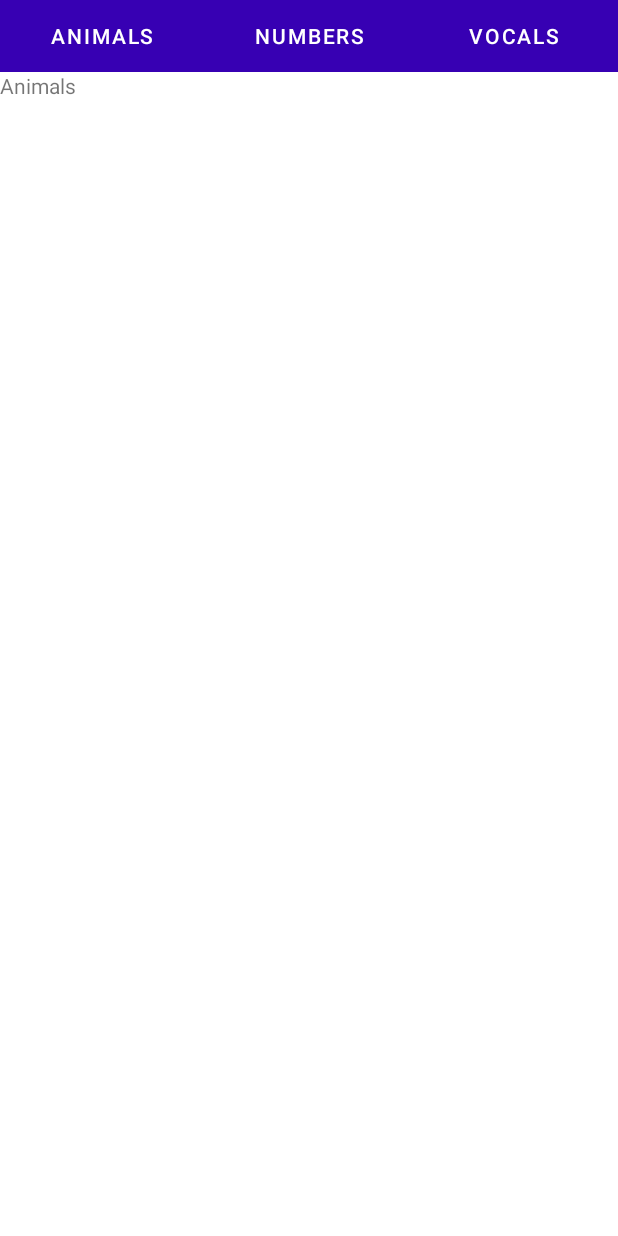
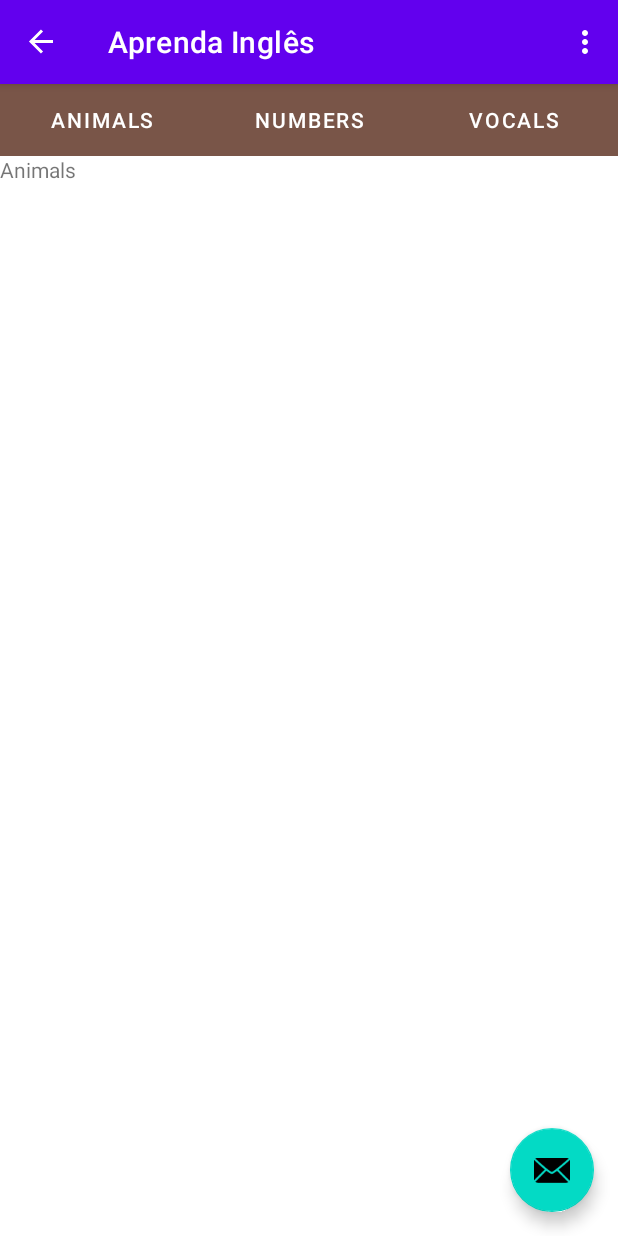
Before and after one commit to Matheus-MNS/android-udemy-course, an Android app: the screen it shows after launch (MainLearnEnglishActivity before the commit, MainActivity after it), in the side drawer, after a tap on "Aprenda Inglês", on a phone screen of 412 x 824 dp. Run offline under Robolectric (Android 15) with nearby library versions, the phone set to English and light mode, and no system bars; our stand-ins replace navigation-ui.

Commit message:
Layout initialized

```diff
--- a/app/src/main/AndroidManifest.xml
+++ b/app/src/main/AndroidManifest.xml
@@ -9,11 +9,7 @@
         android:roundIcon="@mipmap/ic_launcher_round"
         android:supportsRtl="true"
         android:theme="@style/Theme.AndroidUdemyCourse">
-        <activity android:name=".feature.learn_english.acitivity.MainLearnEnglishActivity"></activity>
-        <activity
-            android:name=".feature.learn_english.MainLearEglishActivity"
-            android:label="@string/title_activity_main_lear_eglish"
-            android:theme="@style/Theme.AndroidUdemyCourse.NoActionBar" />
+
         <activity
             android:name=".MainActivity"
             android:label="@string/app_name"
--- a/app/src/main/java/com/matheus/androidudemycourse/MainActivity.kt
+++ b/app/src/main/java/com/matheus/androidudemycourse/MainActivity.kt
@@ -13,7 +13,6 @@ import androidx.core.view.GravityCompat
 import androidx.navigation.ui.*
 import com.matheus.androidudemycourse.databinding.ActivityMainBinding
 import com.matheus.androidudemycourse.feature.atm_consultancy.AtmConsultancyActivity
-import com.matheus.androidudemycourse.feature.learn_english.acitivity.MainLearnEnglishActivity
 
 class MainActivity : AppCompatActivity() {
 
@@ -50,10 +49,6 @@ class MainActivity : AppCompatActivity() {
                     val intent = Intent(this, AtmConsultancyActivity::class.java)
                     startActivity(intent)
                 }
-                R.id.nav_learn_english -> {
-                    val intent = Intent(this, MainLearnEnglishActivity::class.java)
-                    startActivity(intent)
-                }
                 else -> {
                     NavigationUI.onNavDestinationSelected(menuItem, navController);
                 }
--- a/app/src/main/java/com/matheus/androidudemycourse/feature/learn_english/acitivity/MainLearnEnglishActivity.kt
+++ /dev/null
@@ -1,20 +0,0 @@
-package com.matheus.androidudemycourse.feature.learn_english.acitivity
-
-import androidx.appcompat.app.AppCompatActivity
-import android.os.Bundle
-import com.matheus.androidudemycourse.databinding.ActivityMainLearnEnglishBinding
-import com.matheus.androidudemycourse.feature.learn_english.adapter.LearnEnglishAdapter
-
-class MainLearnEnglishActivity : AppCompatActivity() {
-
-    private lateinit var binding: ActivityMainLearnEnglishBinding
-
-    override fun onCreate(savedInstanceState: Bundle?) {
-        super.onCreate(savedInstanceState)
-        binding = ActivityMainLearnEnglishBinding.inflate(layoutInflater)
-        setContentView(binding.root)
-
-        binding.learnEnglishViewPager.adapter = LearnEnglishAdapter(supportFragmentManager,this)
-        binding.learnEnglishTabLayout.setupWithViewPager(binding.learnEnglishViewPager)
-    }
-}
--- a/app/src/main/java/com/matheus/androidudemycourse/feature/learn_english/adapter/LearnEnglishAdapter.kt
+++ b/app/src/main/java/com/matheus/androidudemycourse/feature/learn_english/adapter/LearnEnglishAdapter.kt
@@ -7,40 +7,28 @@ import androidx.fragment.app.FragmentPagerAdapter
 import com.matheus.androidudemycourse.R
 import com.matheus.androidudemycourse.feature.learn_english.fragments.AnimalsFragment
 import com.matheus.androidudemycourse.feature.learn_english.fragments.NumbersFragment
-import com.matheus.androidudemycourse.feature.learn_english.fragments.VocalsFragment
+import com.matheus.androidudemycourse.feature.learn_english.fragments.VowelsFragment
 
-class LearnEnglishAdapter(fragmentManager: FragmentManager, private val activity: Activity):
+class LearnEnglishAdapter(fragmentManager: FragmentManager, private val activity: Activity) :
     FragmentPagerAdapter(fragmentManager, BEHAVIOR_RESUME_ONLY_CURRENT_FRAGMENT) {
 
     override fun getItem(position: Int): Fragment {
         return when (position) {
-            0 -> {
-                AnimalsFragment()
-            }
-            1 -> {
-                NumbersFragment()
-            }
-            else -> {
-                VocalsFragment()
-            }
+            0 -> AnimalsFragment()
+            1 -> NumbersFragment()
+            else -> VowelsFragment()
         }
     }
+
     override fun getCount(): Int {
         return 3
     }
 
     override fun getPageTitle(position: Int): CharSequence {
         return when (position) {
-            0 -> {
-                activity.getString(R.string.fragmet_animals)
-            }
-            1 -> {
-                activity.getString(R.string.fragmet_nubers)
-            }
-            else -> {
-                activity.getString(R.string.fragmet_vocals)
-            }
+            0 -> activity.getString(R.string.fragmet_animals)
+            1 -> activity.getString(R.string.fragmet_nubers)
+            else -> activity.getString(R.string.fragmet_vocals)
         }
     }
-
 }
--- /dev/null
+++ b/app/src/main/java/com/matheus/androidudemycourse/feature/learn_english/fragments/MainLearEnglishFragment.kt
@@ -0,0 +1,35 @@
+package com.matheus.androidudemycourse.feature.learn_english.fragments
+
+import android.os.Bundle
+import androidx.fragment.app.Fragment
+import android.view.LayoutInflater
+import android.view.View
+import android.view.ViewGroup
+import androidx.fragment.app.FragmentManager
+import com.matheus.androidudemycourse.R
+import com.matheus.androidudemycourse.databinding.FragmentMainLearEnglishBinding
+import com.matheus.androidudemycourse.feature.learn_english.adapter.LearnEnglishAdapter
+
+class MainLearEnglishFragment : Fragment() {
+
+    private lateinit var binding: FragmentMainLearEnglishBinding
+
+    override fun onCreateView(
+        inflater: LayoutInflater,
+        container: ViewGroup?,
+        savedInstanceState: Bundle?
+    ): View {
+        binding = FragmentMainLearEnglishBinding.inflate(inflater, container, false)
+        return binding.root
+    }
+
+    override fun onViewCreated(view: View, savedInstanceState: Bundle?) {
+
+        with(binding) {
+            learnEnglishViewPager.adapter = activity?.let {
+                LearnEnglishAdapter(childFragmentManager, it)
+            }
+            learnEnglishTabLayout.setupWithViewPager(learnEnglishViewPager)
+        }
+    }
+}
--- a/app/src/main/java/com/matheus/androidudemycourse/feature/learn_english/fragments/VocalsFragment.kt
+++ b/app/src/main/java/com/matheus/androidudemycourse/feature/learn_english/fragments/VowelsFragment.kt
@@ -7,7 +7,7 @@ import android.view.View
 import android.view.ViewGroup
 import com.matheus.androidudemycourse.databinding.FragmentVocalsBinding
 
-class VocalsFragment : Fragment() {
+class VowelsFragment : Fragment() {
 
     private lateinit var binding: FragmentVocalsBinding
 
--- a/app/src/main/res/layout/activity_main_learn_english.xml
+++ b/app/src/main/res/layout/fragment_main_lear_english.xml
@@ -1,22 +1,22 @@
 <?xml version="1.0" encoding="utf-8"?>
 <androidx.constraintlayout.widget.ConstraintLayout xmlns:android="http://schemas.android.com/apk/res/android"
-    xmlns:app="http://schemas.android.com/apk/res-auto"
     xmlns:tools="http://schemas.android.com/tools"
     android:layout_width="match_parent"
     android:layout_height="match_parent"
+    xmlns:app="http://schemas.android.com/apk/res-auto"
     android:orientation="vertical"
-    tools:context=".feature.learn_english.acitivity.MainLearnEnglishActivity">
+    tools:context=".feature.learn_english.fragments.MainLearEnglishFragment">
 
     <com.google.android.material.tabs.TabLayout
         android:id="@+id/learnEnglishTabLayout"
         android:layout_width="match_parent"
         android:layout_height="wrap_content"
-        android:background="@color/purple_700"
+        android:background="@color/colorPrimaryLearnEnglish"
         app:layout_constraintEnd_toEndOf="parent"
         app:layout_constraintStart_toStartOf="parent"
         app:layout_constraintTop_toTopOf="parent"
         app:tabGravity="fill"
-        app:tabIndicator="@color/white"
+        app:tabIndicator="@color/colorAccentDarkLearnEnglish"
         app:tabMaxWidth="0dp"
         app:tabMinWidth="0dp"
         app:tabMode="fixed"
@@ -29,5 +29,4 @@
         android:layout_height="match_parent"
         app:layout_constraintTop_toBottomOf="@id/learnEnglishTabLayout" />
 
-
 </androidx.constraintlayout.widget.ConstraintLayout>
--- a/app/src/main/res/layout/fragment_vocals.xml
+++ b/app/src/main/res/layout/fragment_vowels.xml
@@ -3,7 +3,7 @@
     xmlns:tools="http://schemas.android.com/tools"
     android:layout_width="match_parent"
     android:layout_height="match_parent"
-    tools:context=".feature.learn_english.fragments.VocalsFragment">
+    tools:context=".feature.learn_english.fragments.VowelsFragment">
 
     <TextView
         android:layout_width="match_parent"
--- a/app/src/main/res/navigation/mobile_navigation.xml
+++ b/app/src/main/res/navigation/mobile_navigation.xml
@@ -10,6 +10,11 @@
         android:name="com.matheus.androidudemycourse.feature.home.HomeFragment"
         android:label="@string/home"
         tools:layout="@layout/fragment_home" />
+    <fragment
+        android:id="@+id/nav_learn_english"
+        android:name="com.matheus.androidudemycourse.feature.learn_english.fragments.MainLearEnglishFragment"
+        android:label="@string/learn_english"
+        tools:layout="@layout/fragment_main_lear_english" />
     <fragment
         android:id="@+id/nav_sort_number"
         android:name="com.matheus.androidudemycourse.feature.sort_number.SortNumberFragment"
--- a/app/src/main/res/values/colors.xml
+++ b/app/src/main/res/values/colors.xml
@@ -8,5 +8,8 @@
     <color name="black">#FF000000</color>
     <color name="white">#FFFFFFFF</color>
     <color name="red">#FF1100</color>
+    <color name="colorPrimaryLearnEnglish">#795548</color>
+    <color name="colorPrimaryDarkLearnEnglish">#5D4037</color>
+    <color name="colorAccentDarkLearnEnglish">#5D4037</color>
 
 </resources>
```
